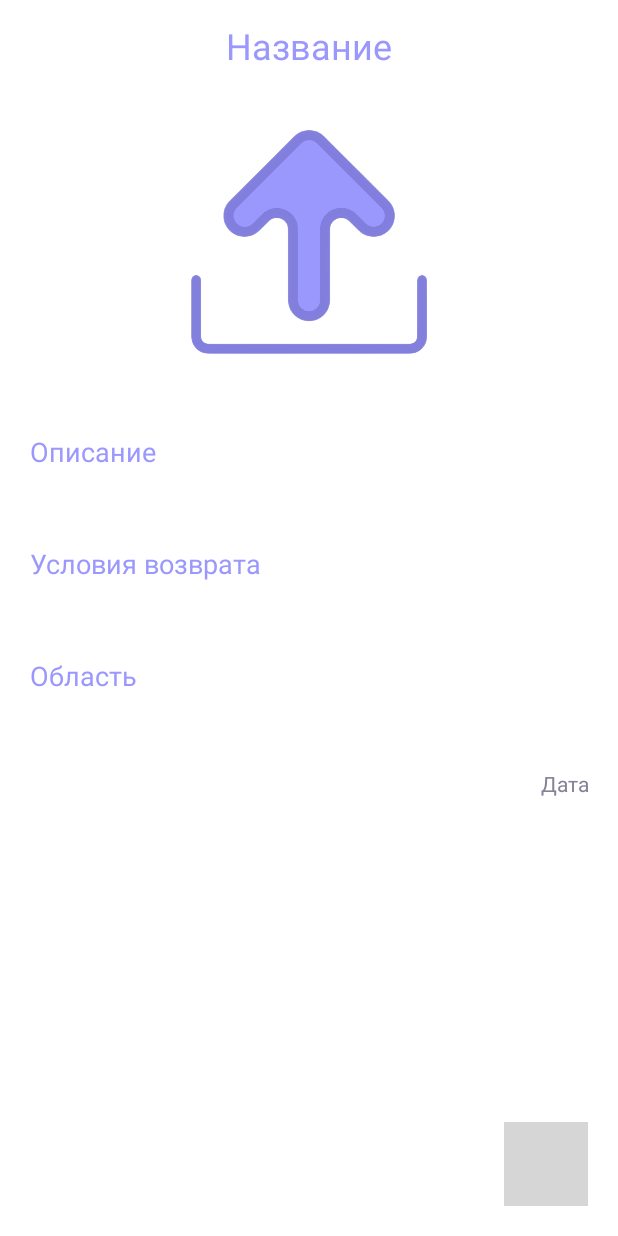
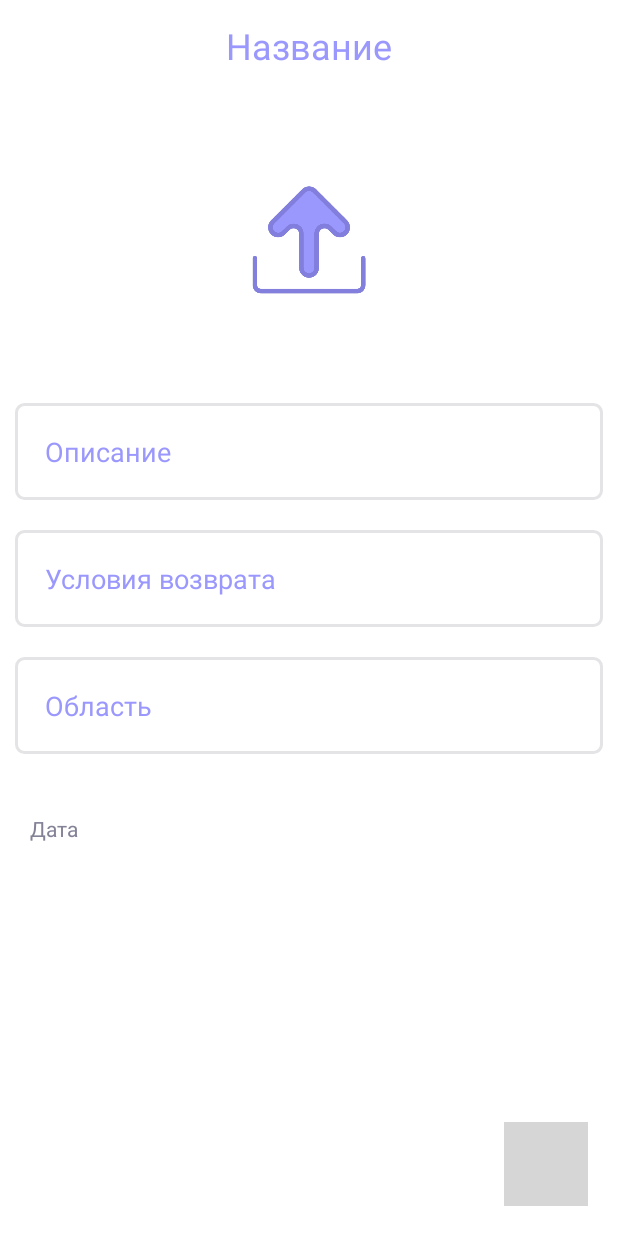
Before and after one commit to 67Konstantin/ForgetLost, an Android app: the layout activity_detail.xml on its own in the app's theme, with its tools: preview values and no code run, on a phone screen of 412 x 824 dp. Run offline under Robolectric (Android 15) with nearby library versions, the phone set to English and light mode, and no system bars; plain views replace FloatingActionButton, FloatingActionMenu; grey boxes are pictures that could not be loaded.

Commit message:
New Commit

```diff
--- a/app/build.gradle
+++ b/app/build.gradle
@@ -33,8 +33,6 @@ android {
 }
 
 dependencies {
-
-
     implementation 'androidx.appcompat:appcompat:1.6.1'
     implementation 'com.google.android.material:material:1.9.0'
     implementation 'androidx.constraintlayout:constraintlayout:2.1.4'
--- a/app/src/main/java/com/example/forgetlost/LostThingsFragment.java
+++ b/app/src/main/java/com/example/forgetlost/LostThingsFragment.java
@@ -39,6 +39,7 @@ public class LostThingsFragment extends Fragment {
     MyAdapter adapter;
     SearchView searchView;
     private ALodingDialog aLodingDialog;
+    final int xy = 0;
     @Override
     public View onCreateView(LayoutInflater inflater, ViewGroup container,
                              Bundle savedInstanceState) {
@@ -48,7 +49,6 @@ public class LostThingsFragment extends Fragment {
         searchView.clearFocus();
         GridLayoutManager gridLayoutManager = new GridLayoutManager(getActivity(), 1);
         recyclerView.setLayoutManager(gridLayoutManager);
-
 
         aLodingDialog = new ALodingDialog(getActivity());
         aLodingDialog.show();
--- a/app/src/main/java/com/example/forgetlost/ProgressBar.java
+++ b/app/src/main/java/com/example/forgetlost/ProgressBar.java
@@ -3,6 +3,7 @@ package com.example.forgetlost;
 import androidx.appcompat.app.AppCompatActivity;
 
 import android.os.Bundle;
+import android.os.Handler;
 import android.view.View;
 
 public class ProgressBar extends AppCompatActivity {
--- a/app/src/main/res/layout/activity_detail.xml
+++ b/app/src/main/res/layout/activity_detail.xml
@@ -1,109 +1,122 @@
 <?xml version="1.0" encoding="utf-8"?>
-<LinearLayout
-    xmlns:android="http://schemas.android.com/apk/res/android"
+<LinearLayout xmlns:android="http://schemas.android.com/apk/res/android"
     xmlns:app="http://schemas.android.com/apk/res-auto"
     xmlns:tools="http://schemas.android.com/tools"
     android:layout_width="match_parent"
     android:layout_height="match_parent"
     android:orientation="vertical"
     tools:context=".DetailActivity">
+    <TextView
+        android:id="@+id/detailName"
+        android:layout_width="wrap_content"
+        android:layout_height="wrap_content"
+        android:layout_gravity="center"
+        android:layout_marginTop="14dp"
+        android:layout_marginBottom="12dp"
+        android:text="Название"
+        android:textColor="@color/purple"
+        android:textSize="24sp" />
+
+    <FrameLayout
+        android:layout_width="match_parent"
+        android:layout_height="match_parent">
+<LinearLayout
+    android:layout_width="match_parent"
+    android:layout_height="match_parent"
+    android:orientation="vertical">
+    <ImageView
+        android:id="@+id/detailImage"
+        android:layout_width="400dp"
+        android:layout_height="200dp"
+        android:layout_gravity="center"
+        android:padding="8dp"
+        android:scaleType="centerInside"
+        android:src="@drawable/arrow_load" />
 
     <TextView
+        android:id="@+id/detaildescribing"
+        android:layout_width="match_parent"
+        android:layout_height="wrap_content"
+        android:layout_gravity="center"
+        android:layout_margin="10dp"
+        android:background="@drawable/bg_stroke"
+        android:padding="20dp"
+        android:text="Описание"
+        android:textColor="@color/purple"
+        android:textSize="18sp" />
+
+    <TextView
+        android:id="@+id/detailConditions"
+        android:layout_width="match_parent"
+        android:layout_height="wrap_content"
+        android:layout_gravity="center"
+        android:layout_margin="10dp"
+        android:padding="20dp"
+        android:background="@drawable/bg_stroke"
+        android:text="Условия возврата"
+        android:textColor="@color/purple"
+        android:textSize="18sp" />
+    <TextView
+        android:id="@+id/detailArea"
+        android:layout_width="match_parent"
+        android:layout_height="wrap_content"
+        android:layout_gravity="center"
+        android:layout_margin="10dp"
+        android:layout_marginTop="10dp"
+        android:background="@drawable/bg_stroke"
+        android:padding="20dp"
+        android:text="Область"
+        android:textColor="@color/purple"
+        android:textSize="18sp" />
+
+    <TextView
+        android:id="@+id/detailData"
         android:layout_width="wrap_content"
         android:layout_height="wrap_content"
-        android:id="@+id/detailTitle"
-        android:text="Название"
-        android:layout_marginTop="14dp"
-        android:textSize="24sp"
-        android:layout_gravity="center"
-        android:layout_marginBottom="12dp"
-        android:textColor="@color/purple"/>
-
-    <ImageView
-        android:layout_width="400dp"
-        android:layout_height="200dp"
-        android:id="@+id/detailImage"
-        android:padding="8dp"
-        android:layout_gravity="center"
-        android:src="@drawable/arrow_load"
-        android:scaleType="centerCrop"/>
-    <TextView
-        android:layout_width="match_parent"
-        android:layout_height="wrap_content"
+        android:layout_gravity="left"
         android:layout_marginTop="10dp"
-        android:padding="20dp"
-        android:text="Описание"
-        android:layout_gravity="center"
-        android:id="@+id/detailLang"
-        android:textSize="18sp"
-        android:textColor="@color/purple"/>
-    <TextView
-        android:layout_width="match_parent"
-        android:layout_height="wrap_content"
-        android:layout_marginTop="10dp"
-        android:padding="20dp"
-        android:text="Условия возврата"
-        android:layout_gravity="center"
-        android:id="@+id/detailDesc"
-        android:textSize="18sp"
-        android:textColor="@color/purple"/>
-    <TextView
-        android:layout_width="match_parent"
-        android:layout_height="wrap_content"
-        android:layout_marginTop="10dp"
-        android:padding="20dp"
-        android:text="Область"
-        android:layout_gravity="center"
-        android:id="@+id/detailArea"
-        android:textSize="18sp"
-        android:textColor="@color/purple"/>
-    <TextView
-        android:layout_width="match_parent"
-        android:layout_height="wrap_content"
-        android:layout_marginTop="10dp"
+        android:gravity="left"
         android:padding="20dp"
         android:text="Дата"
-        android:layout_gravity="center"
-        android:gravity="right"
-        android:id="@+id/detailData"
-        android:textSize="14sp"
-        android:textColor="@color/dark_grey"/>
-    <RelativeLayout
-        android:layout_width="match_parent"
-        android:layout_height="match_parent">
-
+        android:textColor="@color/dark_grey"
+        android:textSize="14sp" />
+</LinearLayout>
+<RelativeLayout
+    android:layout_width="match_parent"
+    android:layout_height="match_parent">
         <com.github.clans.fab.FloatingActionMenu
             android:layout_width="wrap_content"
             android:layout_height="wrap_content"
+            android:layout_alignParentEnd="true"
             android:layout_alignParentBottom="true"
-            android:layout_alignParentEnd="true"
+            android:layout_marginEnd="20dp"
+            android:layout_marginBottom="20dp"
+            app:menu_colorNormal="@color/purple"
+            app:menu_colorPressed="@color/purple"
             app:menu_fab_size="normal"
-            android:layout_marginBottom="20dp"
-            android:layout_marginEnd="20dp"
-            app:menu_colorPressed="@color/purple"
-            app:menu_colorNormal="@color/purple"
             app:menu_icon="@drawable/ic_baseline_add_24"
             app:menu_openDirection="up"
             app:menu_showShadow="true">
+
             <com.github.clans.fab.FloatingActionButton
+                android:id="@+id/editButton"
                 android:layout_width="wrap_content"
                 android:layout_height="wrap_content"
-                android:id="@+id/editButton"
                 android:src="@drawable/baseline_share_24"
+                app:fab_colorNormal="@color/purple"
                 app:fab_showShadow="true"
-                app:fab_colorNormal="@color/purple"
-                app:fab_size="mini"/>
+                app:fab_size="mini" />
+
             <com.github.clans.fab.FloatingActionButton
+                android:id="@+id/deleteButton"
                 android:layout_width="wrap_content"
                 android:layout_height="wrap_content"
-                android:id="@+id/deleteButton"
                 android:src="@drawable/baseline_bookmark_add_24"
+                app:fab_colorNormal="@color/purple"
                 app:fab_showShadow="true"
-                app:fab_colorNormal="@color/purple"
-                app:fab_size="mini"/>
+                app:fab_size="mini" />
         </com.github.clans.fab.FloatingActionMenu>
+</RelativeLayout>
 
-
-
-    </RelativeLayout>
+</FrameLayout>
 </LinearLayout>
```
Also changed, not shown: app/src/main/java/com/example/forgetlost/DetailActivity.java (+66 -9 lines), app/src/main/java/com/example/forgetlost/GiftFragment.java (+15 -8 lines), app/src/main/res/layout/activity_progress_bar.xml (+7 -9 lines), app/src/main/res/layout/item_list.xml (+6 -9 lines).
